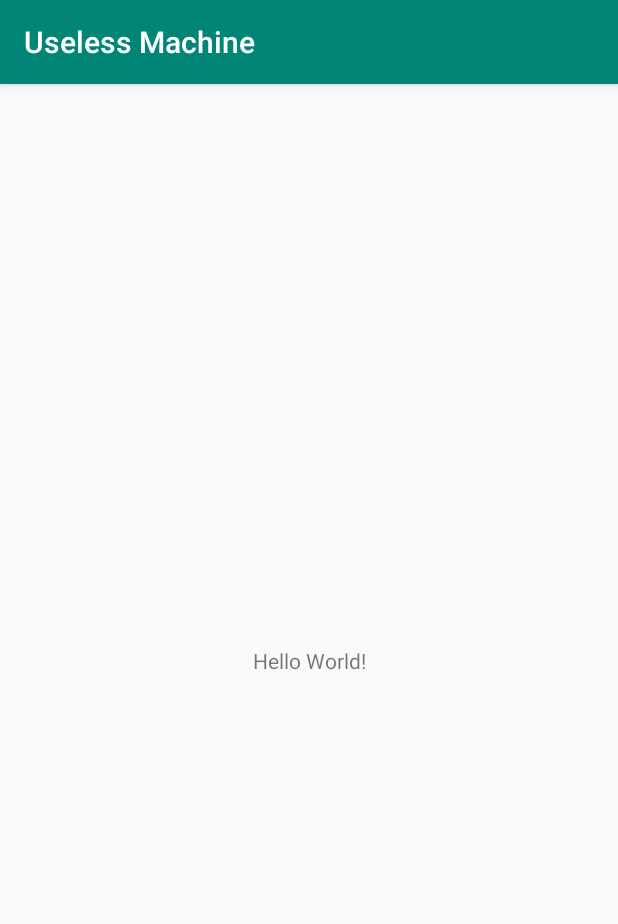
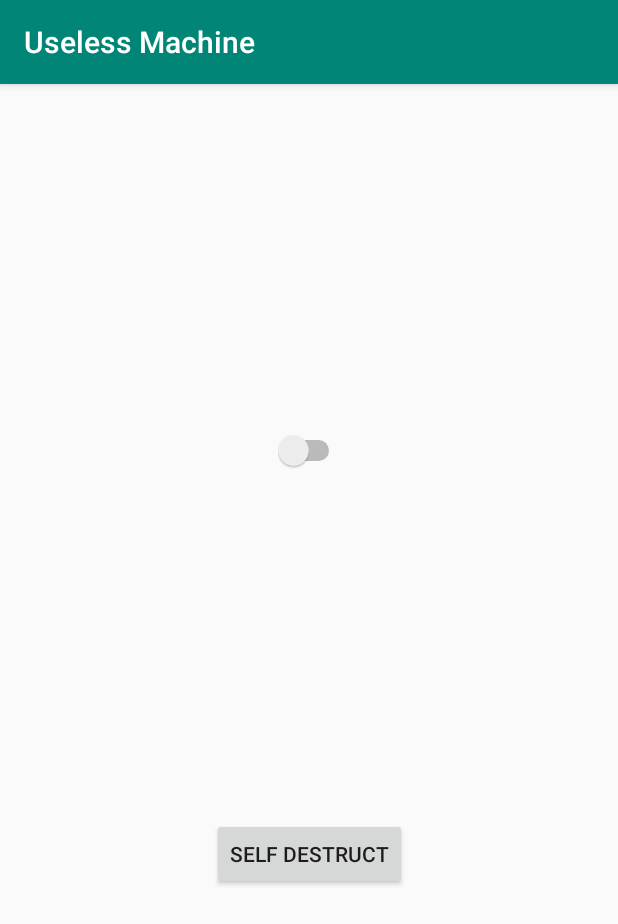
Before and after one commit to KevinnnXuuu/UselessMachine, an Android app: the screen it shows after launch (MainActivity), on a phone screen of 412 x 824 dp. Shown: the top 924 px of the screen. Run offline under Robolectric (Android 15) with nearby library versions, the phone set to English and light mode, and no system bars.

Commit message:
UI and button id

```diff
--- a/app/src/main/res/layout/activity_main.xml
+++ b/app/src/main/res/layout/activity_main.xml
@@ -6,13 +6,25 @@
     android:layout_height="match_parent"
     tools:context=".MainActivity">
 
-    <TextView
+    <Switch
+        android:id="@+id/switch_useless"
         android:layout_width="wrap_content"
         android:layout_height="wrap_content"
-        android:text="Hello World!"
-        app:layout_constraintBottom_toBottomOf="parent"
-        app:layout_constraintLeft_toLeftOf="parent"
-        app:layout_constraintRight_toRightOf="parent"
+        app:layout_constraintBottom_toTopOf="@+id/button_self_destruct"
+        app:layout_constraintEnd_toEndOf="parent"
+        app:layout_constraintHorizontal_bias="0.5"
+        app:layout_constraintStart_toStartOf="parent"
         app:layout_constraintTop_toTopOf="parent" />
 
+    <Button
+        android:id="@+id/button_self_destruct"
+        android:layout_width="wrap_content"
+        android:layout_height="wrap_content"
+        android:text="SELF DESTRUCT"
+        app:layout_constraintBottom_toBottomOf="parent"
+        app:layout_constraintEnd_toEndOf="parent"
+        app:layout_constraintHorizontal_bias="0.5"
+        app:layout_constraintStart_toStartOf="parent"
+        app:layout_constraintTop_toBottomOf="@+id/switch_useless" />
+
 </androidx.constraintlayout.widget.ConstraintLayout>
```
